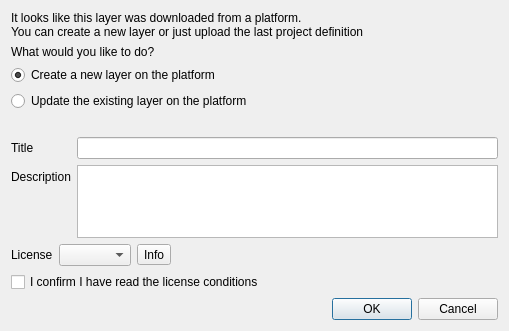
gem/oq-irmt-qgis, file ui/ui_upload_settings.ui: the form before one commit.
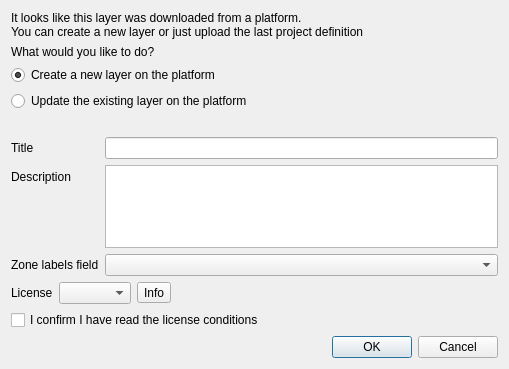
The form after the commit.

Commit message: readded zone_label_field related code

```diff
--- a/ui/ui_upload_settings.ui
+++ b/ui/ui_upload_settings.ui
@@ -7,7 +7,7 @@
     <x>0</x>
     <y>0</y>
     <width>509</width>
-    <height>331</height>
+    <height>369</height>
    </rect>
   </property>
   <property name="windowTitle">
@@ -84,6 +84,16 @@
      <item row="1" column="1">
       <widget class="QTextEdit" name="description_te"/>
      </item>
+     <item row="2" column="1">
+      <widget class="QComboBox" name="zone_label_field_cbx"/>
+     </item>
+     <item row="2" column="0">
+      <widget class="QLabel" name="label">
+       <property name="text">
+        <string>Zone labels field</string>
+       </property>
+      </widget>
+     </item>
     </layout>
    </item>
    <item>
```
The commit also changes 3 other files.
